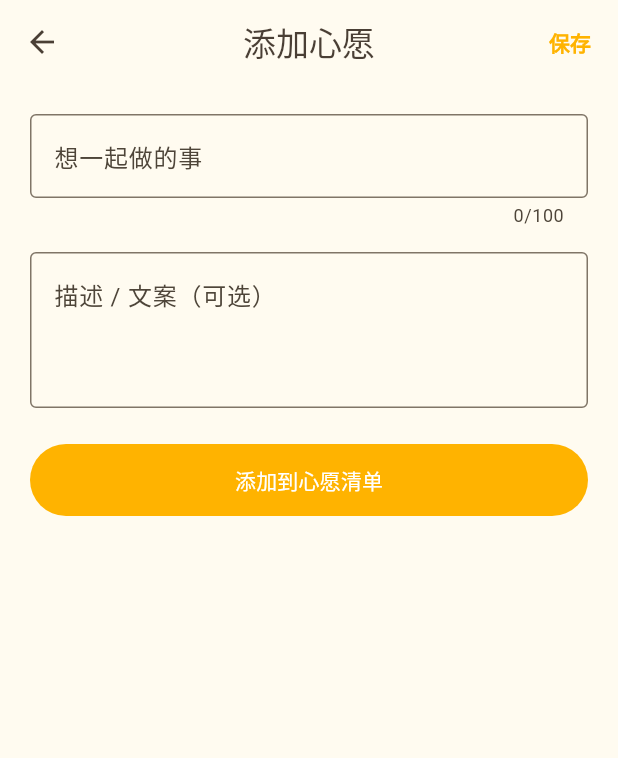
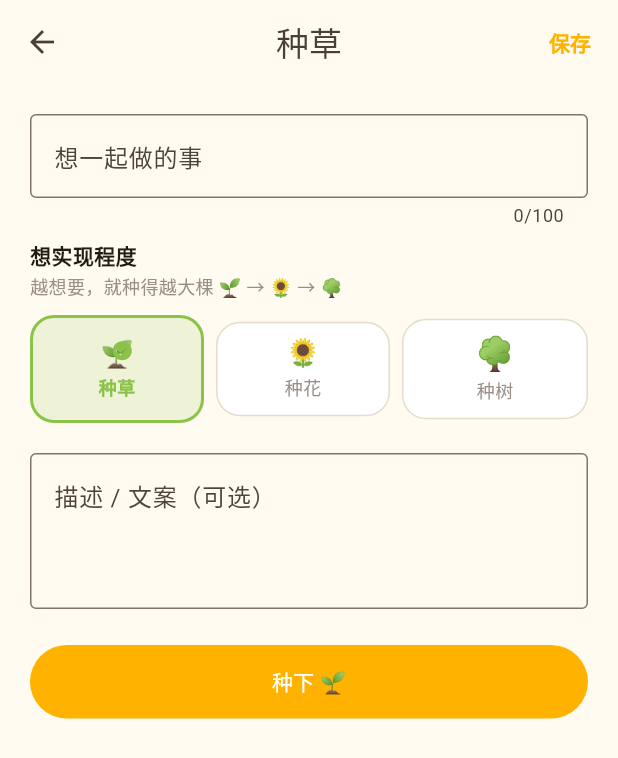
Before and after one commit to zhuoyanczfy/clw-agent, a Flutter app: the BucketFormPage screen opened directly, on a phone screen of 412 x 824 dp. Shown: the top 758 px of the screen. Run offline on Flutter 3.47's test engine with Material 3 defaults, Android fonts, the phone set to English and light mode, and no system bars; our stand-ins replace cached_network_image, cross_file, flutter_local_notifications, flutter_map, image_picker, latlong2 and 3 more; accounts and stored records are empty; network calls fail.

Commit message:
心愿清单改版为植物园：种草/种花/种树三级想实现程度
- 后端 BucketItem 加 intensity(1~3) 字段（迁移0021），列表按 -intensity 排序，verbose_name 改'植物园'，API clamp 到 1~3
- 新增 plant_level.dart 植物等级组件：🌱种草 / 🌻种花 / 🌳种树，等级越高徽章越大、描边越粗
- 表单页：PlantPicker 选想实现程度，标题改'种草'，按钮'种下'
- 列表页：'生长中/已拔草'分段、植物皮肤卡片（左侧色条+光晕）、拔草弹窗+拔草手记、删除改'枯萎'
- main.dart tab 改'植物园'+eco 图标，widget test 同步更新

```diff
--- a/app/lib/main.dart
+++ b/app/lib/main.dart
@@ -230,8 +230,8 @@ class _MainShellState extends State<MainShell> {
             label: '推荐官',
           ),
           NavigationDestination(
-            icon: _navIcon(4, Icons.favorite_border, Icons.favorite),
-            label: '心愿',
+            icon: _navIcon(4, Icons.eco_outlined, Icons.eco),
+            label: '植物园',
           ),
           NavigationDestination(
             icon: _navIcon(5, Icons.settings_outlined, Icons.settings),
--- a/app/lib/models/bucket_item.dart
+++ b/app/lib/models/bucket_item.dart
@@ -1,9 +1,12 @@
-/// 心愿清单项：想一起做的事。
+/// 植物园条目：想一起做的事（种草/种花/种树）。
 class BucketItem {
   final int id;
   final String title;
   final String description;
   final String category;
+
+  /// 想实现程度：1~3，越大越想要（1 种草 🌱 / 2 种花 🌻 / 3 种树 🌳）。
+  final int intensity;
   final int sortOrder;
   final bool isCompleted;
   final String completedAt;
@@ -17,6 +20,7 @@ class BucketItem {
     required this.title,
     this.description = '',
     this.category = '',
+    this.intensity = 1,
     this.sortOrder = 0,
     this.isCompleted = false,
     this.completedAt = '',
@@ -31,6 +35,7 @@ class BucketItem {
         title: json['title']?.toString() ?? '',
         description: json['description']?.toString() ?? '',
         category: json['category']?.toString() ?? '',
+        intensity: (json['intensity'] as num?)?.toInt() ?? 1,
         sortOrder: (json['sort_order'] as num?)?.toInt() ?? 0,
         isCompleted: json['is_completed'] == true,
         completedAt: json['completed_at']?.toString() ?? '',
@@ -44,7 +49,7 @@ class BucketItem {
       );
 }
 
-/// 心愿清单照片
+/// 植物园照片
 class BucketPhoto {
   final int id;
   final String url;
--- a/app/lib/pages/bucket_form_page.dart
+++ b/app/lib/pages/bucket_form_page.dart
@@ -2,9 +2,9 @@ import 'package:flutter/material.dart';
 
 import '../models/bucket_item.dart';
 import '../services/foodmap_api.dart';
-import '../theme.dart';
+import '../widgets/plant_level.dart';
 
-/// 心愿表单页：新建/编辑想一起做的事。
+/// 种草表单页：新建/编辑想一起做的事。
 ///
 /// 用独立页面而非 AlertDialog——微信等 WKWebView 上 dialog +
 /// 键盘的布局不可靠，页面路由最稳，写文案体验也更好。
@@ -20,6 +20,7 @@ class BucketFormPage extends StatefulWidget {
 class _BucketFormPageState extends State<BucketFormPage> {
   late final TextEditingController _titleCtrl;
   late final TextEditingController _descCtrl;
+  late int _intensity;
   bool _saving = false;
   String? _titleError;
 
@@ -28,6 +29,7 @@ class _BucketFormPageState extends State<BucketFormPage> {
     super.initState();
     _titleCtrl = TextEditingController(text: widget.item?.title ?? '');
     _descCtrl = TextEditingController(text: widget.item?.description ?? '');
+    _intensity = widget.item?.intensity ?? 1;
   }
 
   @override
@@ -54,12 +56,14 @@ class _BucketFormPageState extends State<BucketFormPage> {
         await FoodmapApi.createBucketItem(
           title: title,
           description: _descCtrl.text.trim(),
+          intensity: _intensity,
         );
       } else {
         await FoodmapApi.updateBucketItem(
           item.id,
           title: title,
           description: _descCtrl.text.trim(),
+          intensity: _intensity,
         );
       }
       if (!mounted) return;
@@ -78,7 +82,7 @@ class _BucketFormPageState extends State<BucketFormPage> {
     final editing = widget.item != null;
     return Scaffold(
       appBar: AppBar(
-        title: Text(editing ? '编辑心愿' : '添加心愿'),
+        title: Text(editing ? '编辑' : '种草'),
         actions: [
           TextButton(
             onPressed: _saving ? null : _save,
@@ -110,7 +114,12 @@ class _BucketFormPageState extends State<BucketFormPage> {
             style: const TextStyle(fontSize: 16),
             maxLength: 100,
           ),
-          const SizedBox(height: 16),
+          const SizedBox(height: 8),
+          PlantPicker(
+            value: _intensity,
+            onChanged: (v) => setState(() => _intensity = v),
+          ),
+          const SizedBox(height: 20),
           TextField(
             controller: _descCtrl,
             maxLines: 6,
@@ -128,7 +137,7 @@ class _BucketFormPageState extends State<BucketFormPage> {
             style: FilledButton.styleFrom(
               padding: const EdgeInsets.symmetric(vertical: 14),
             ),
-            child: Text(_saving ? '保存中…' : (editing ? '保存修改' : '添加到心愿清单')),
+            child: Text(_saving ? '保存中…' : (editing ? '保存修改' : '种下 🌱')),
           ),
         ],
       ),
--- a/app/lib/services/foodmap_api.dart
+++ b/app/lib/services/foodmap_api.dart
@@ -497,9 +497,9 @@ class FoodmapApi {
   static Future<void> deletePetEvent(int eventId) =>
       _deleteJson('/api/pets/events/$eventId/');
 
-  // ---------- 心愿清单 ----------
+  // ---------- 植物园（种草/拔草） ----------
 
-  /// 心愿清单列表（按排序 → 创建时间倒序）。
+  /// 植物园列表（按想实现程度 → 排序 → 创建时间倒序）。
   static Future<List<BucketItem>> fetchBucketList() async {
     final json = await _getJson('/api/bucket/') as Map<String, dynamic>;
     return (json['items'] as List)
@@ -507,26 +507,29 @@ class FoodmapApi {
         .toList();
   }
 
-  /// 新建心愿项。
+  /// 种草：新建一条。
   static Future<BucketItem> createBucketItem({
     required String title,
     String description = '',
     String category = '',
+    int intensity = 1,
   }) async {
     final json = await _postJson('/api/bucket/', {
       'title': title,
       'description': description,
       'category': category,
+      'intensity': intensity,
     }) as Map<String, dynamic>;
     return BucketItem.fromJson(json['item'] as Map<String, dynamic>);
   }
 
-  /// 编辑心愿项（标题/描述/分类/排序/完成状态/回忆日记）。
+  /// 编辑（标题/描述/分类/想实现程度/排序/拔草状态/拔草手记）。
   static Future<BucketItem> updateBucketItem(
     int id, {
     String? title,
     String? description,
     String? category,
+    int? intensity,
     int? sortOrder,
     bool? isCompleted,
     String? memoryText,
@@ -535,6 +538,7 @@ class FoodmapApi {
       if (title != null) 'title': title,
       if (description != null) 'description': description,
       if (category != null) 'category': category,
+      if (intensity != null) 'intensity': intensity,
       if (sortOrder != null) 'sort_order': sortOrder,
       if (isCompleted != null) 'is_completed': isCompleted,
       if (memoryText != null) 'memory_text': memoryText,
@@ -543,11 +547,11 @@ class FoodmapApi {
     return BucketItem.fromJson(json['item'] as Map<String, dynamic>);
   }
 
-  /// 删除心愿项（含照片）。
+  /// 枯萎：删除一条（含照片）。
   static Future<void> deleteBucketItem(int id) =>
       _deleteJson('/api/bucket/$id/');
 
-  /// 上传心愿照片（multipart，字段名 images，可多张）。
+  /// 上传照片（multipart，字段名 images，可多张）。
   static Future<List<BucketPhoto>> uploadBucketPhotos(
     int itemId,
     List<XFile> photos,
@@ -569,7 +573,7 @@ class FoodmapApi {
         .toList();
   }
 
-  /// 删除单张心愿照片。
+  /// 删除单张照片。
   static Future<void> deleteBucketPhoto(int photoId) =>
       _deleteJson('/api/bucket/photos/$photoId/');
 
--- /dev/null
+++ b/app/lib/widgets/plant_level.dart
@@ -0,0 +1,225 @@
+import 'package:flutter/material.dart';
+
+/// 植物园「想实现程度」= 种什么：草 < 花 < 树（越大越想要）。
+///
+/// 三级暖色系植物皮肤，贴合光旅之盘暖黄主题：
+/// 等级越高，徽章越大、边框越粗、色条越宽、光晕越强，像植物越长越大。
+class PlantLevel {
+  final int level; // 1..3
+
+  /// 名称：种草 / 种花 / 种树。
+  final String name;
+
+  /// emoji 图标（彩色，跨端一致）。
+  final String emoji;
+
+  /// 备用矢量图标。
+  final IconData icon;
+
+  /// 代表色。
+  final Color color;
+
+  /// 卡片边框粗细。
+  final double borderWidth;
+
+  /// 卡片左侧色条宽度。
+  final double barWidth;
+
+  /// 是否发光（种花起）。
+  final bool glow;
+
+  const PlantLevel({
+    required this.level,
+    required this.name,
+    required this.emoji,
+    required this.icon,
+    required this.color,
+    this.borderWidth = 1,
+    this.barWidth = 3,
+    this.glow = false,
+  });
+
+  /// emoji 字号随等级变大（草 14 → 树 22）。
+  double get emojiSize => 14 + (level - 1) * 4;
+
+  /// 名称字号随等级变大（草 13 → 树 17）。
+  double get nameSize => 13 + (level - 1) * 2;
+
+  static const List<PlantLevel> all = [
+    PlantLevel(
+      level: 1,
+      name: '种草',
+      emoji: '🌱',
+      icon: Icons.eco,
+      color: Color(0xFF8BC34A), // 嫩绿
+      borderWidth: 1,
+      barWidth: 3,
+    ),
+    PlantLevel(
+      level: 2,
+      name: '种花',
+      emoji: '🌻',
+      icon: Icons.local_florist,
+      color: Color(0xFFFFB300), // 暖金（主题色）
+      borderWidth: 2,
+      barWidth: 4,
+      glow: true,
+    ),
+    PlantLevel(
+      level: 3,
+      name: '种树',
+      emoji: '🌳',
+      icon: Icons.park,
+      color: Color(0xFF43A047), // 深绿
+      borderWidth: 3,
+      barWidth: 5,
+      glow: true,
+    ),
+  ];
+
+  /// 取等级配置，自动 clamp 到 1~3。
+  static PlantLevel of(int level) => all[level.clamp(1, 3) - 1];
+}
+
+/// 等级徽章胶囊：emoji + 名称，随等级变大，带代表色底与描边（花/树发光）。
+class PlantBadge extends StatelessWidget {
+  final int level;
+  final double scale;
+
+  const PlantBadge({super.key, required this.level, this.scale = 1.0});
+
+  @override
+  Widget build(BuildContext context) {
+    final lv = PlantLevel.of(level);
+    return Container(
+      padding: EdgeInsets.symmetric(horizontal: 10 * scale, vertical: 4 * scale),
+      decoration: BoxDecoration(
+        color: lv.color.withValues(alpha: 0.13),
+        borderRadius: BorderRadius.circular(20),
+        border: Border.all(color: lv.color.withValues(alpha: 0.55), width: 1.2),
+        boxShadow: lv.glow
+            ? [
+                BoxShadow(
+                  color: lv.color.withValues(alpha: 0.3),
+                  blurRadius: 8,
+                  spreadRadius: 0.3,
+                ),
+              ]
+            : null,
+      ),
+      child: Row(
+        mainAxisSize: MainAxisSize.min,
+        crossAxisAlignment: CrossAxisAlignment.center,
+        children: [
+          Text(lv.emoji, style: TextStyle(fontSize: lv.emojiSize * scale, height: 1.1)),
+          SizedBox(width: 4 * scale),
+          Text(
+            lv.name,
+            style: TextStyle(
+              fontSize: lv.nameSize * scale,
+              fontWeight: FontWeight.w700,
+              color: lv.color,
+              height: 1.1,
+            ),
+          ),
+        ],
+      ),
+    );
+  }
+}
+
+/// 表单里的等级选择器：3 个可点选项（草/花/树），选中放大 + 描边 + 对勾。
+class PlantPicker extends StatelessWidget {
+  final int value;
+  final ValueChanged<int> onChanged;
+
+  const PlantPicker({super.key, required this.value, required this.onChanged});
+
+  @override
+  Widget build(BuildContext context) {
+    return Column(
+      crossAxisAlignment: CrossAxisAlignment.start,
+      children: [
+        const Text('想实现程度',
+            style: TextStyle(fontSize: 14, fontWeight: FontWeight.w600)),
+        const SizedBox(height: 2),
+        const Text('越想要，就种得越大棵 🌱 → 🌻 → 🌳',
+            style: TextStyle(fontSize: 12, color: Color(0xFF9B8F85))),
+        const SizedBox(height: 10),
+        Row(
+          children: List.generate(3, (i) {
+            final lv = i + 1;
+            final conf = PlantLevel.of(lv);
+            final selected = lv == value;
+            return Expanded(
+              child: Padding(
+                padding: EdgeInsets.only(right: lv == 3 ? 0 : 8),
+                child: GestureDetector(
+                  onTap: () => onChanged(lv),
+                  child: AnimatedContainer(
+                    duration: const Duration(milliseconds: 160),
+                    padding: EdgeInsets.symmetric(
+                      horizontal: 8,
+                      vertical: selected ? 14 : 10,
+                    ),
+                    decoration: BoxDecoration(
+                      color: selected
+                          ? conf.color.withValues(alpha: 0.15)
+                          : Colors.white,
+                      borderRadius: BorderRadius.circular(16),
+                      border: Border.all(
+                        color: selected ? conf.color : const Color(0xFFE4DCCC),
+                        width: selected ? 2 : 1,
+                      ),
+                      boxShadow: selected && conf.glow
+                          ? [
+                              BoxShadow(
+                                color: conf.color.withValues(alpha: 0.28),
+                                blurRadius: 8,
+                                spreadRadius: 0.3,
+                              ),
+                            ]
+                          : null,
+                    ),
+                    child: Column(
+                      children: [
+                        Stack(
+                          alignment: Alignment.center,
+                          children: [
+                            Text(
+                              conf.emoji,
+                              style: TextStyle(
+                                fontSize: conf.emojiSize * (selected ? 1.25 : 1.0),
+                                height: 1.1,
+                              ),
+                            ),
+                            if (selected)
+                              Positioned(
+                                right: 0,
+                                top: 0,
+                                child: Icon(Icons.check_circle,
+                                    size: 15, color: conf.color),
+                              ),
+                          ],
+                        ),
+                        const SizedBox(height: 4),
+                        Text(
+                          conf.name,
+                          style: TextStyle(
+                            fontSize: 12,
+                            fontWeight: selected ? FontWeight.w700 : FontWeight.w500,
+                            color: selected ? conf.color : const Color(0xFF9B8F85),
+                          ),
+                        ),
+                      ],
+                    ),
+                  ),
+                ),
+              ),
+            );
+          }),
+        ),
+      ],
+    );
+  }
+}
```
Also changed, not shown: app/lib/pages/bucket_list_page.dart (+109 -55 lines), 5 other files.
